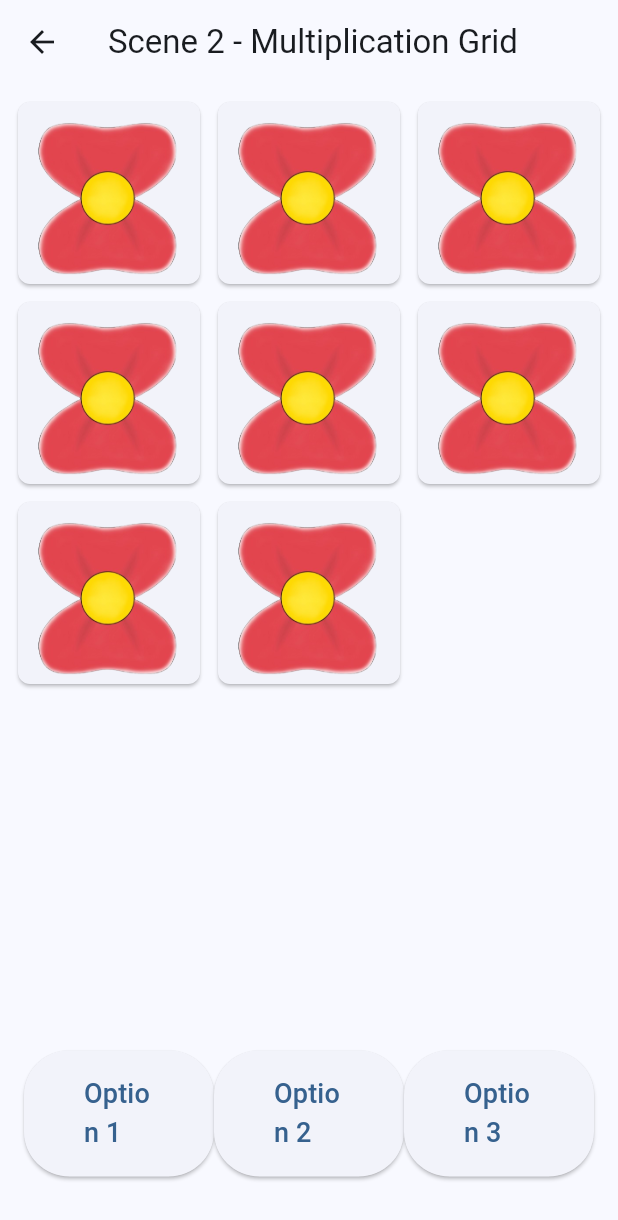
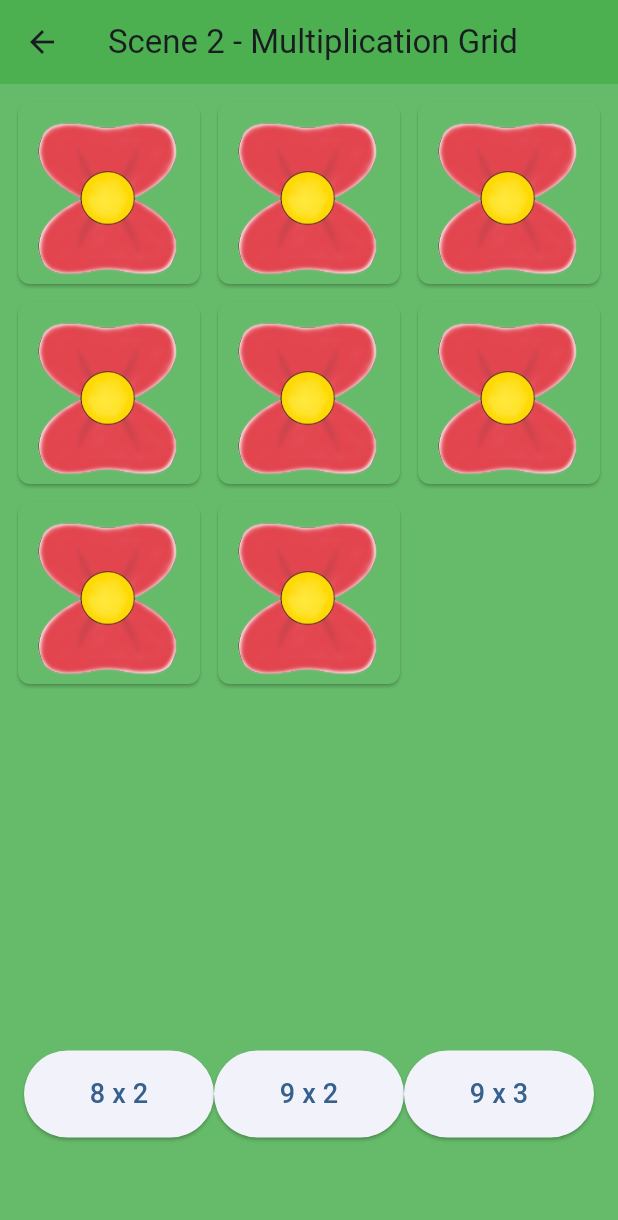
Before and after one commit to karlasostar/Zavrsnirad, a Flutter app: the Scene2 screen opened directly, on a phone screen of 412 x 824 dp. Shown: the top 1220 px of the screen. Run offline on Flutter 3.47's test engine with Material 3 defaults, Android fonts, the phone set to English and light mode, and no system bars.

Commit message:
start of scene1

```diff
--- a/mnozilica/lib/scenes/scene2.dart
+++ b/mnozilica/lib/scenes/scene2.dart
@@ -38,7 +38,9 @@ class Scene2 extends StatelessWidget {
   @override
   Widget build(BuildContext context) {
     return Scaffold(
-      appBar: AppBar(title: const Text("Scene 2 - Multiplication Grid")),
+      //myb remove AppBar
+      appBar: AppBar(title: const Text("Scene 2 - Multiplication Grid"), backgroundColor: Colors.green,),
+      backgroundColor: Colors.green[400],
       body: Column(
         children: [
           // Grid with flower images
@@ -67,9 +69,10 @@ class Scene2 extends StatelessWidget {
               child: Row(
                 mainAxisAlignment: MainAxisAlignment.spaceEvenly,
                 children: [
-              Expanded(child: _ovalButton("Option 1")),  // Wrap with Expanded
-              Expanded(child: _ovalButton("Option 2")),  // Wrap with Expanded
-              Expanded(child: _ovalButton("Option 3")),
+
+              Expanded(child: _ovalButton("${flowers.first.num2} x ${flowers.first.num1}")),  // Wrap with Expanded
+              Expanded(child: _ovalButton("${flowers.first.num2 +1 } x ${flowers.first.num1}")),  // Wrap with Expanded
+              Expanded(child: _ovalButton("${flowers.first.num2 +1 } x ${flowers.first.num1 + 1}")),
                 ],
               ),
             ),
@@ -88,15 +91,15 @@ class Scene2 extends StatelessWidget {
     } else if (flowers.length == 4) {
       return flowers.length;
     } else if (flowers.length == 5) {
-      return 2;
+      return 3;
     } else if (flowers.length == 6) {
-      return 2;
+      return 3;
     } else if (flowers.length == 7) {
       return 3;
     } else if (flowers.length == 8) {
       return 3;
     } else {
-    return 3;
+    return 4;
     }
   }
 
@@ -126,7 +129,7 @@ class FlowerTile extends StatelessWidget {
   @override
   Widget build(BuildContext context) {
     double width = MediaQuery.of(context).size.width;
-
+    //HSLColor.fromColor(Colors.green);
     // Get the number of columns in the grid dynamically from the parent widget
     int columns = (context.findAncestorWidgetOfExactType<Scene2>() as Scene2)._getGridColumns();
 
@@ -138,6 +141,7 @@ class FlowerTile extends StatelessWidget {
         print("${flower.num1} x ${flower.num2} = ${flower.num1 * flower.num2}");
       },
       child: Card(
+        color: Colors.green[400], //well done! remove gumbici
         shape: RoundedRectangleBorder(borderRadius: BorderRadius.circular(8)),
         child: Column(
           mainAxisAlignment: MainAxisAlignment.center,
@@ -147,6 +151,7 @@ class FlowerTile extends StatelessWidget {
               width: imageSize,  // Adjust the image width dynamically based on available space
               height: imageSize, // Keep aspect ratio
               fit: BoxFit.contain, // Ensure image scales without distortion
+
             ),
           ],
         ),
```
